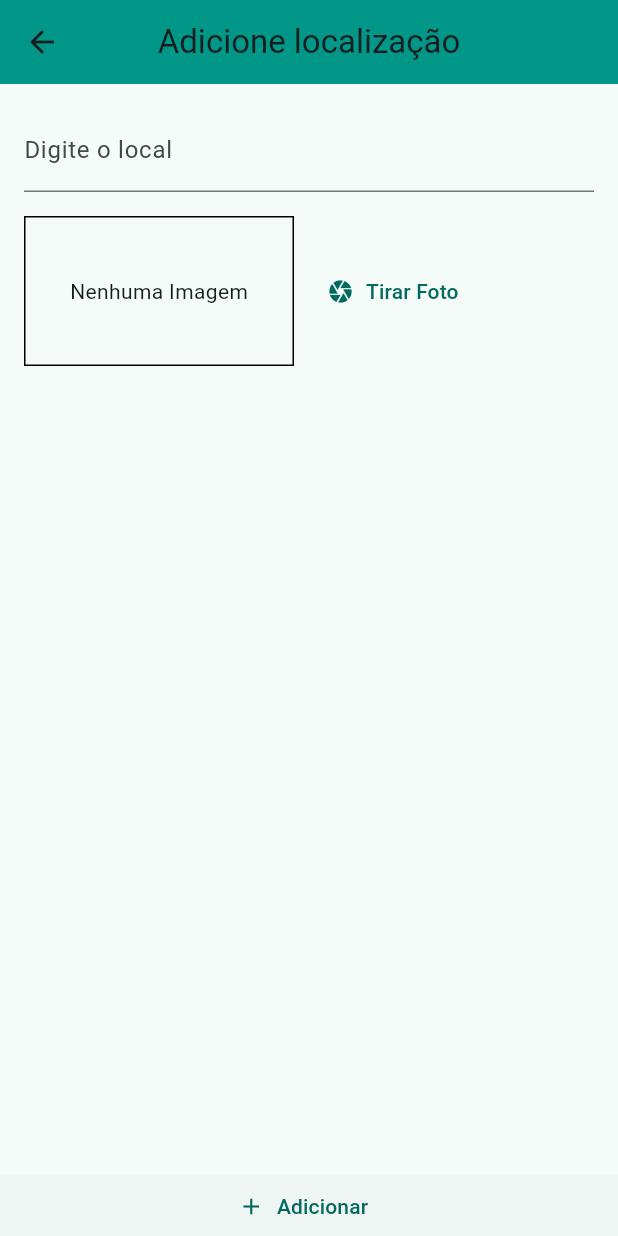
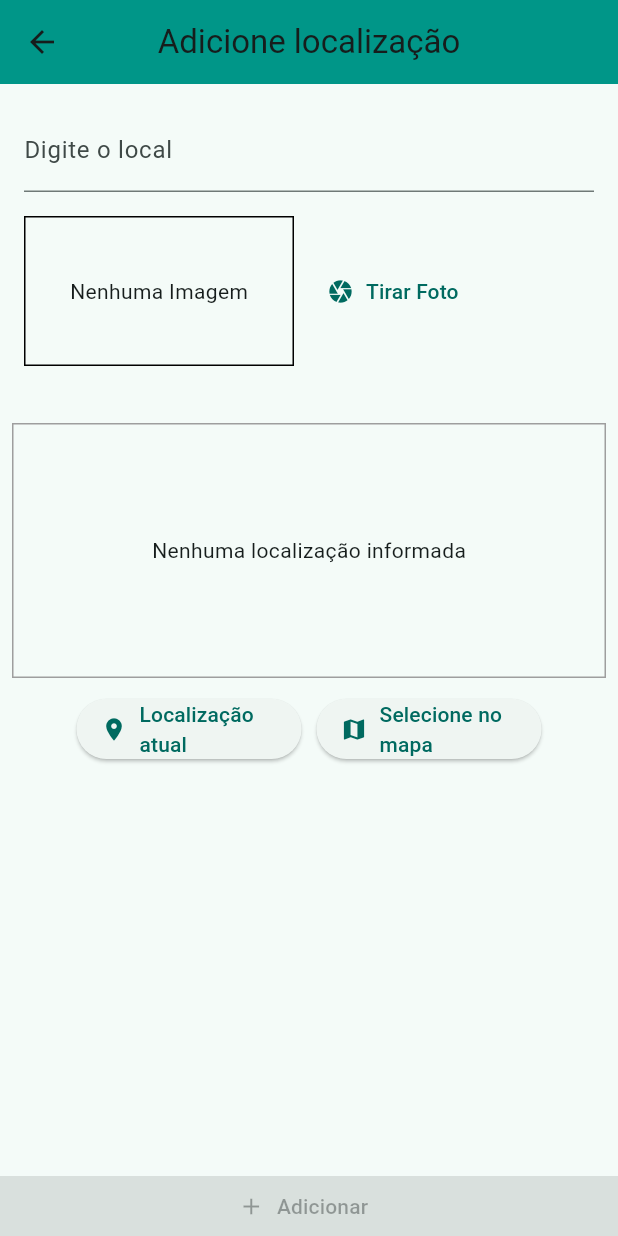
Before and after one commit to RiqAnas/projeto-localiza-o, a Flutter app: the Placeformpage screen opened by its route, on a phone screen of 412 x 824 dp. Run offline on Flutter 3.47's test engine with Material 3 defaults, Android fonts, the phone set to English and light mode, and no system bars; our stand-ins replace google_maps_flutter, image_picker, location, sqflite; accounts and stored records are empty.

Commit message:
Adicionada Localização(verificar no pubspec novas dependências,além do locationUtil no código fonte)

```diff
--- a/lib/Utils/db_util.dart
+++ b/lib/Utils/db_util.dart
@@ -9,7 +9,7 @@ class DbUtil {
       path.join(dbPath, 'places.db'),
       onCreate: (db, version) {
         return db.execute(
-          'CREATE TABLE places (id TEXT PRIMARY KEY, title TEXT, imagepath TEXT)',
+          'CREATE TABLE places (id TEXT PRIMARY KEY, title TEXT, imagepath TEXT, lat REAL, long REAL, address TEXT)',
         );
       },
       version: 1,
--- /dev/null
+++ b/lib/components/locationInput.dart
@@ -0,0 +1,105 @@
+import 'package:flutter/material.dart';
+import 'package:google_maps_flutter/google_maps_flutter.dart';
+import 'package:location/location.dart';
+import 'package:novoprojetolocaliz/Utils/locationUtil.dart';
+import 'package:novoprojetolocaliz/pages/mapPage.dart';
+
+class Locationinput extends StatefulWidget {
+  final Function onSelectedPosition;
+
+  Locationinput(this.onSelectedPosition);
+
+  @override
+  State<Locationinput> createState() => _LocationinputState();
+}
+
+class _LocationinputState extends State<Locationinput> {
+  String? _previewImageUrl;
+
+  Future<void> _getCurrentUserLocation() async {
+    //pega localização atual do dispositivo
+    final locData = await Location().getLocation();
+
+    //gerar imagem no mapa
+    final staticMapImageUrl = Locationutil.generationLocationPreviewImage(
+      latitude: locData.latitude,
+      longitude: locData.longitude,
+    );
+
+    setState(() {
+      _previewImageUrl = staticMapImageUrl;
+    });
+
+    //passar para o formulário
+    widget.onSelectedPosition(LatLng(locData.latitude!, locData.longitude!));
+  }
+
+  Future<void> _selectOnMap() async {
+    //faz com que ao dar um pop na tela seja retornado um valor
+    final LatLng? selected = await Navigator.of(context).push(
+      MaterialPageRoute(
+        builder: (context) => Mappage(),
+        fullscreenDialog: true,
+      ),
+    );
+
+    if (selected == null) return;
+
+    final staticMapImageUrl = Locationutil.generationLocationPreviewImage(
+      latitude: selected.latitude,
+      longitude: selected.longitude,
+    );
+
+    setState(() {
+      _previewImageUrl = staticMapImageUrl;
+    });
+
+    //vai passar o LatLang assim que o pop do Mappage for feito
+    widget.onSelectedPosition(selected);
+  }
+
+  @override
+  Widget build(BuildContext context) {
+    // TODO: implement build
+    return Column(
+      children: [
+        Container(
+          height: 170,
+          width: double.infinity,
+          alignment: Alignment.center,
+          decoration: BoxDecoration(
+            border: Border.all(width: 1, color: Colors.grey),
+          ),
+          child: _previewImageUrl == null
+              ? Text("Nenhuma localização informada")
+              : Image.network(
+                  _previewImageUrl!,
+                  fit: BoxFit.cover,
+                  width: double.infinity,
+                ),
+        ),
+        Padding(
+          padding: const EdgeInsets.symmetric(vertical: 10.0),
+          child: Row(
+            spacing: 10,
+            mainAxisAlignment: MainAxisAlignment.center,
+            children: [
+              ElevatedButton.icon(
+                onPressed: _getCurrentUserLocation,
+                label: Text("Localização atual"),
+                icon: Icon(Icons.location_on),
+                style: ElevatedButton.styleFrom(maximumSize: Size(150, 90)),
+              ),
+              ElevatedButton.icon(
+                onPressed: _selectOnMap,
+                label: Text("Selecione no mapa"),
+                icon: Icon(Icons.map),
+                style: ElevatedButton.styleFrom(maximumSize: Size(150, 90)),
+              ),
+            ],
+          ),
+        ),
+      ],
+    );
+  }
+}
--- a/lib/models/place.dart
+++ b/lib/models/place.dart
@@ -5,7 +5,7 @@ class PlaceLocation {
   final double? long;
   final String? address;
 
-  PlaceLocation({required this.lat, required this.long, this.address});
+  const PlaceLocation({required this.lat, required this.long, this.address});
 }
 
 class Place {
--- a/lib/pages/placeFormPage.dart
+++ b/lib/pages/placeFormPage.dart
@@ -1,7 +1,9 @@
 import 'dart:io';
 
 import 'package:flutter/material.dart';
+import 'package:google_maps_flutter/google_maps_flutter.dart';
 import 'package:novoprojetolocaliz/components/imageInput.dart';
+import 'package:novoprojetolocaliz/components/locationInput.dart';
 
 import 'package:novoprojetolocaliz/providers/createPlace.dart';
 import 'package:provider/provider.dart';
@@ -14,18 +16,33 @@ class Placeformpage extends StatefulWidget {
 class _PlaceformpageState extends State<Placeformpage> {
   final _titleController = TextEditingController();
   File? _pickedImage;
+  LatLng? _pickedPosition;
+
+  void _selectPosition(LatLng pos) {
+    setState(() {
+      _pickedPosition = pos;
+    });
+  }
 
   void _selectImage(File pickedImage) {
-    _pickedImage = pickedImage;
+    setState(() {
+      _pickedImage = pickedImage;
+    });
+  }
+
+  bool _isValid() {
+    return _titleController.text.isNotEmpty &&
+        _pickedImage != null &&
+        _pickedPosition != null;
   }
 
   _submitForm() {
-    if (_titleController.text.isEmpty || _pickedImage == null) {
+    if (!_isValid()) {
       return;
     }
 
     final provider = Provider.of<Createplace>(context, listen: false);
-    provider.addPlace(_titleController.text, _pickedImage!);
+    provider.addPlace(_titleController.text, _pickedImage!, _pickedPosition!);
 
     Navigator.of(context).pop();
   }
@@ -57,12 +74,14 @@ class _PlaceformpageState extends State<Placeformpage> {
                   padding: const EdgeInsets.all(8.0),
                   child: Imageinput(this._selectImage),
                 ),
+                SizedBox(height: 30),
+                Locationinput(this._selectPosition),
               ],
             ),
           ),
           Spacer(),
           ElevatedButton.icon(
-            onPressed: _submitForm,
+            onPressed: _isValid() ? _submitForm : null,
             label: Text("Adicionar"),
             icon: Icon(Icons.add),
             style: ElevatedButton.styleFrom(
--- a/pubspec.yaml
+++ b/pubspec.yaml
@@ -35,6 +35,9 @@ dependencies:
   path_provider: ^2.1.5
   path: ^1.9.1
   sqflite: ^2.4.2
+  location: ^8.0.1
+  google_maps_flutter: ^2.13.1
+  http: ^1.5.0
 
   # The following adds the Cupertino Icons font to your application.
   # Use with the CupertinoIcons class for iOS style icons.
```
Also changed, not shown: lib/components/placeListTile.dart (+13 -1 lines), lib/pages/mapPage.dart (added, +70 -0 lines), lib/providers/createPlace.dart (+17 -3 lines), pubspec.lock, 3 other files.
